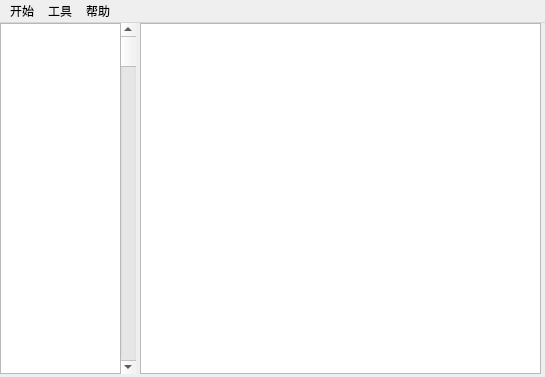
This is Mainwindow.ui in wtsupertall/DL-GUI as Qt 5 draws it before an edit. The edited form follows.
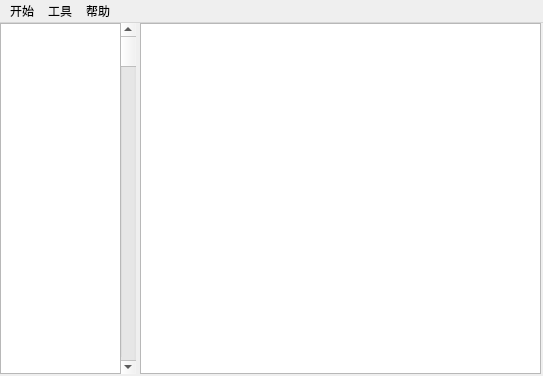
This is the edited form.

```diff
--- a/Mainwindow.ui
+++ b/Mainwindow.ui
@@ -6,8 +6,8 @@
    <rect>
     <x>0</x>
     <y>0</y>
-    <width>545</width>
-    <height>377</height>
+    <width>543</width>
+    <height>376</height>
    </rect>
   </property>
   <property name="windowTitle">
@@ -53,7 +53,7 @@
     <rect>
      <x>0</x>
      <y>0</y>
-     <width>545</width>
+     <width>543</width>
      <height>23</height>
     </rect>
    </property>
```
Left out of the diff: 2 changed lines with no effect on the pictures.
